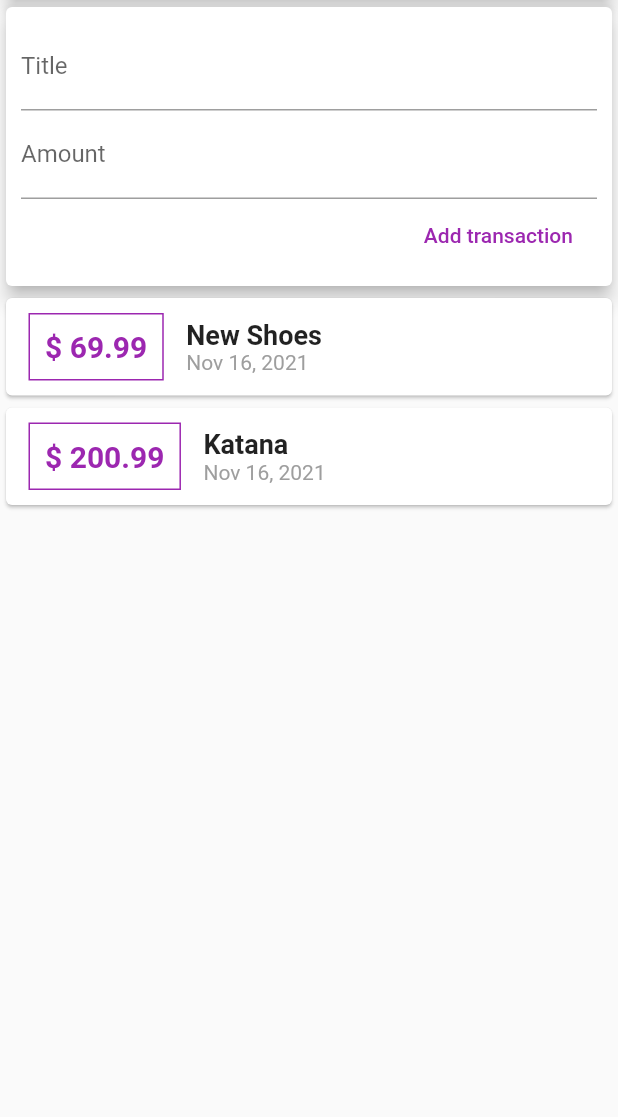
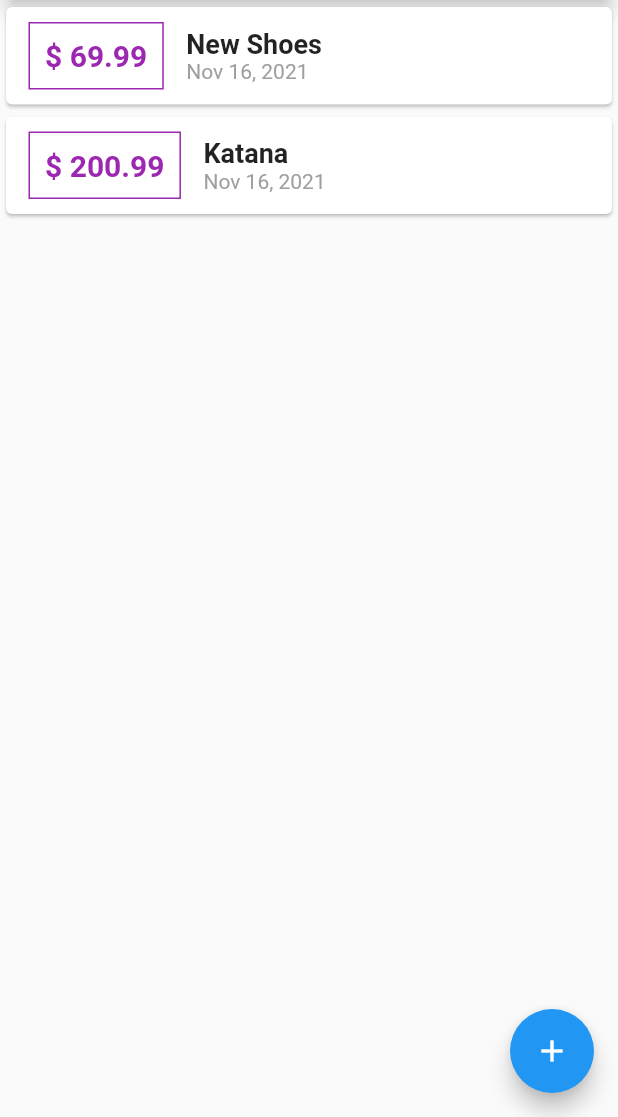
Before and after one commit to riadahmedzakir/flutter-expense-planner, a Flutter app: the screen it shows after launch, on a phone screen of 412 x 824 dp, the part 119-1236 px from its top. Run offline on Flutter 3.47's test engine with Material 2 defaults, Android fonts, the phone set to English and light mode, and no system bars.

```diff
--- a/lib/widgets/home.dart
+++ b/lib/widgets/home.dart
@@ -1,16 +1,66 @@
 import 'package:flutter/material.dart';
+import 'package:flutter_expense_planner/widgets/transaction.dart';
+import 'package:flutter_expense_planner/widgets/transaction_add.dart';
+import 'package:flutter_expense_planner/widgets/transaction_chart.dart';
+import 'package:flutter_expense_planner/widgets/transaction_list.dart';
 
 class Home extends StatefulWidget {
-  const Home({Key? key, required this.title}) : super(key: key);
-  final String title;
-
   @override
-  State<Home> createState() => _HomeState();
+  _HomeState createState() => _HomeState();
 }
 
 class _HomeState extends State<Home> {
+  final List<Transaction> _transactions = [
+    Transaction(
+        id: 't1', title: 'New Shoes', amount: 69.99, date: DateTime.now()),
+    Transaction(
+        id: 't2', title: 'Katana', amount: 200.99, date: DateTime.now()),
+  ];
+
+  void _addNewTransaction(String title, double amount) {
+    final newTransaction = Transaction(
+        title: title,
+        amount: amount,
+        date: DateTime.now(),
+        id: DateTime.now().toString());
+
+    setState(() {
+      _transactions.add(newTransaction);
+    });
+  }
+
+  void _showTransactionAddModtal(BuildContext context) {
+    showModalBottomSheet(
+        context: context,
+        builder: (builder) {
+          return GestureDetector(
+            onTap: () {},
+            behavior: HitTestBehavior.opaque,
+            child: TransactionAdd(this._addNewTransaction),
+          );
+        });
+  }
+
   @override
   Widget build(BuildContext context) {
-    throw UnimplementedError();
+    return Scaffold(
+      appBar: AppBar(
+        title: const Text('Expense planner'),
+      ),
+      body: SingleChildScrollView(
+        child: Column(
+            mainAxisAlignment: MainAxisAlignment.start,
+            children: <Widget>[
+              TransactionChart(),
+              TransactionList(_transactions, _addNewTransaction)
+            ]),
+      ),
+      floatingActionButton: FloatingActionButton(
+        child: Icon(Icons.add),
+        onPressed: () {
+          _showTransactionAddModtal(context);
+        },
+      ),
+    );
   }
 }
--- a/lib/widgets/root.dart
+++ b/lib/widgets/root.dart
@@ -1,7 +1,5 @@
 import 'package:flutter/material.dart';
-
-import 'package:flutter_expense_planner/widgets/transaction_chart.dart';
-import 'package:flutter_expense_planner/widgets/transaction_list.dart';
+import 'package:flutter_expense_planner/widgets/home.dart';
 
 class Root extends StatelessWidget {
   @override
@@ -11,11 +9,7 @@ class Root extends StatelessWidget {
       theme: ThemeData(
         primarySwatch: Colors.blue,
       ),
-      home: Scaffold(
-          appBar: AppBar(title: const Text('Expense planner')),
-          body: Column(
-              mainAxisAlignment: MainAxisAlignment.start,
-              children: <Widget>[TransactionChart(), TransactionList()])),
+      home: Home(),
     );
   }
 }
--- a/lib/widgets/transaction_list.dart
+++ b/lib/widgets/transaction_list.dart
@@ -4,48 +4,26 @@ import 'package:flutter_expense_planner/widgets/transaction_add.dart';
 import 'package:flutter_expense_planner/widgets/transaction_card.dart';
 
 class TransactionList extends StatefulWidget {
-  final List<Transaction> transactions = [
-    Transaction(
-        id: 't1', title: 'New Shoes', amount: 69.99, date: DateTime.now()),
-    Transaction(
-        id: 't2', title: 'Katana', amount: 200.99, date: DateTime.now()),
-  ];
+  List<Transaction> _transactions;
+  final Function _addNewTransaction;
+
+  TransactionList(this._transactions, this._addNewTransaction);
 
   @override
   _TransactionListState createState() => _TransactionListState();
 }
 
 class _TransactionListState extends State<TransactionList> {
-  final List<Transaction> _transactions = [
-    Transaction(
-        id: 't1', title: 'New Shoes', amount: 69.99, date: DateTime.now()),
-    Transaction(
-        id: 't2', title: 'Katana', amount: 200.99, date: DateTime.now()),
-  ];
-
-  void _addNewTransaction(String title, double amount) {
-    final newTransaction = Transaction(
-        title: title,
-        amount: amount,
-        date: DateTime.now(),
-        id: DateTime.now().toString());
-
-    setState(() {
-      _transactions.add(newTransaction);
-    });
-  }
-
   @override
   Widget build(BuildContext context) {
     return Container(
       child: Column(
         children: [
-          TransactionAdd(_addNewTransaction),
           Container(
             height: 400,
             child: SingleChildScrollView(
               child: Column(
-                  children: _transactions
+                  children: widget._transactions
                       .map((tx) => TransactionCard(tx: tx))
                       .toList()),
             ),
```
Also changed, not shown: lib/widgets/transaction_add.dart (+11 -12 lines).
